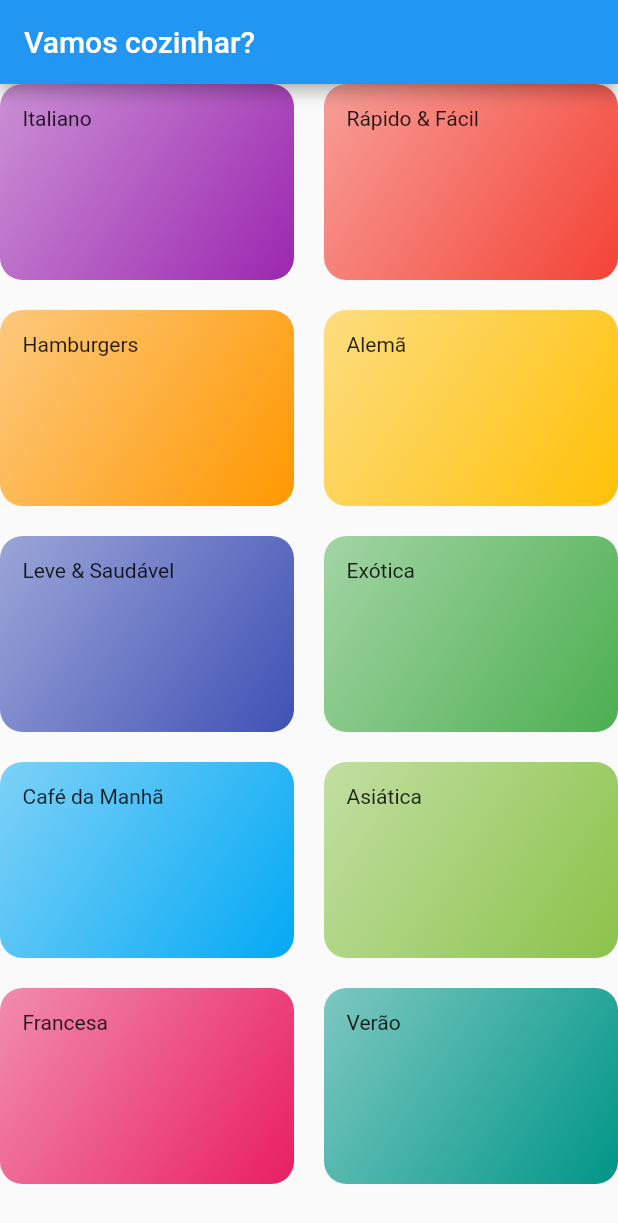
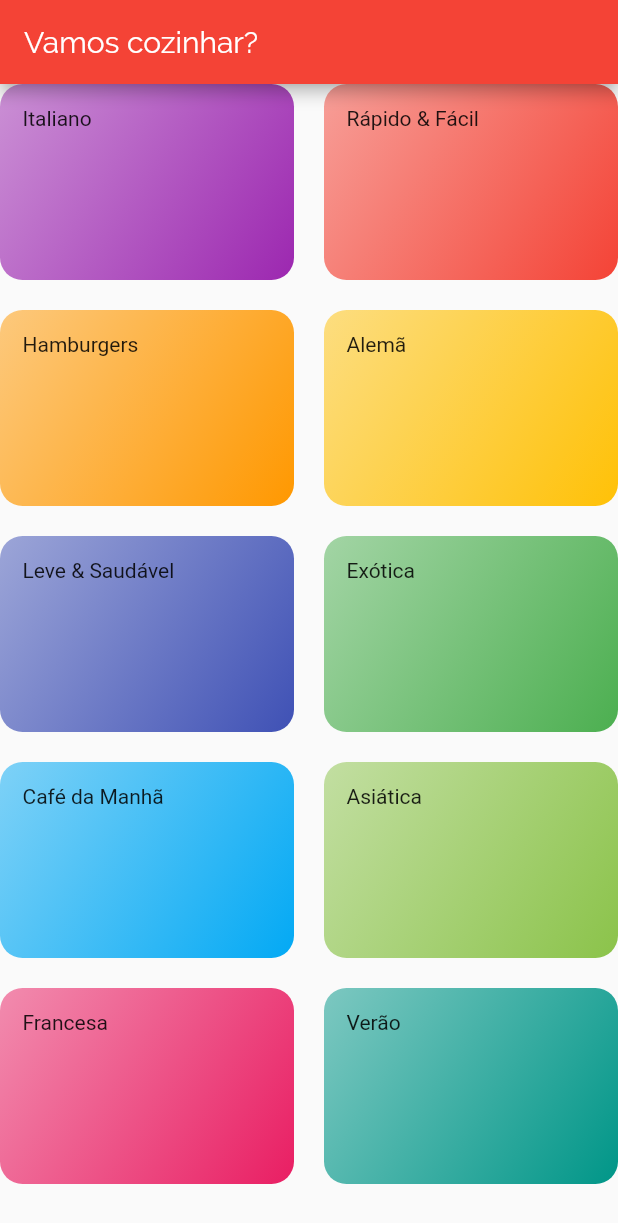
Before and after one commit to AdSoNaTuRaL/meals-flutter, a Flutter app: the screen it shows after launch, on a phone screen of 412 x 824 dp. Shown: the top 1223 px of the screen. Run offline on Flutter 3.47's test engine with Material 2 defaults, Android fonts, the phone set to English and light mode, and no system bars.

Commit message:
Using new fonts and customizing default styles

```diff
--- a/lib/main.dart
+++ b/lib/main.dart
@@ -11,7 +11,16 @@ class MyApp extends StatelessWidget {
     return MaterialApp(
       title: 'Vamos cozinhar?',
       theme: ThemeData(
-        primarySwatch: Colors.blue,
+        primarySwatch: Colors.red,
+        accentColor: Colors.orangeAccent,
+        fontFamily: 'Raleway',
+        // canvasColor: Color.fromRGBO(255, 254, 229, 1),
+        textTheme: ThemeData.light().textTheme.copyWith(
+              headline6: TextStyle(
+                fontSize: 20,
+                fontFamily: 'RobotoCondensed',
+              ),
+            ),
         visualDensity: VisualDensity.adaptivePlatformDensity,
       ),
       home: CategoriesScreen(),
```
